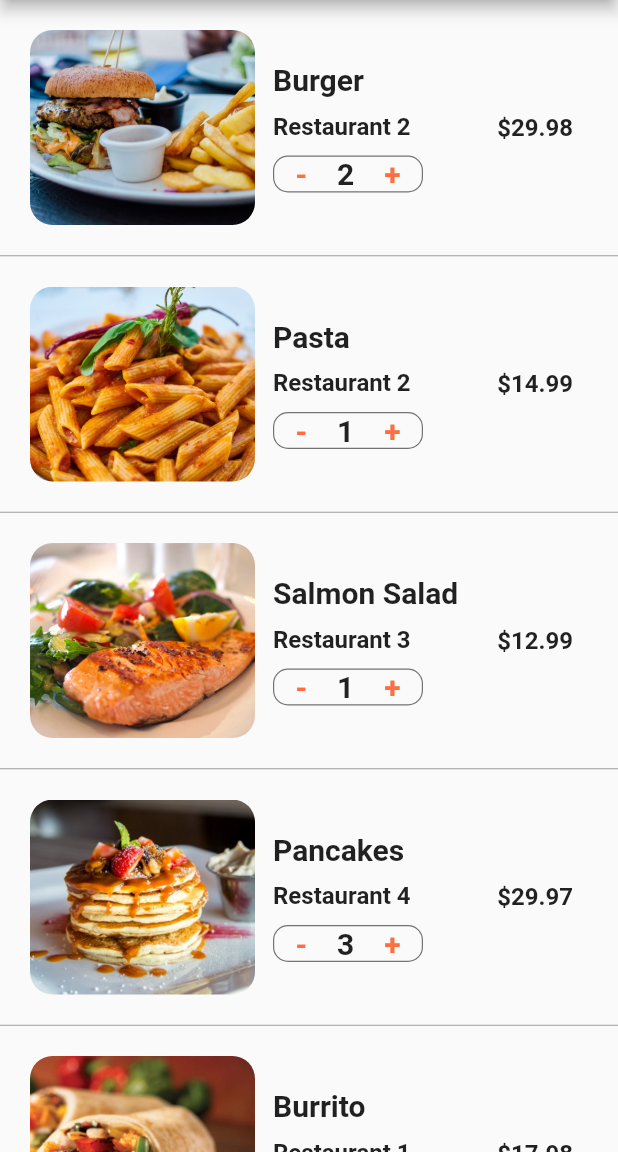
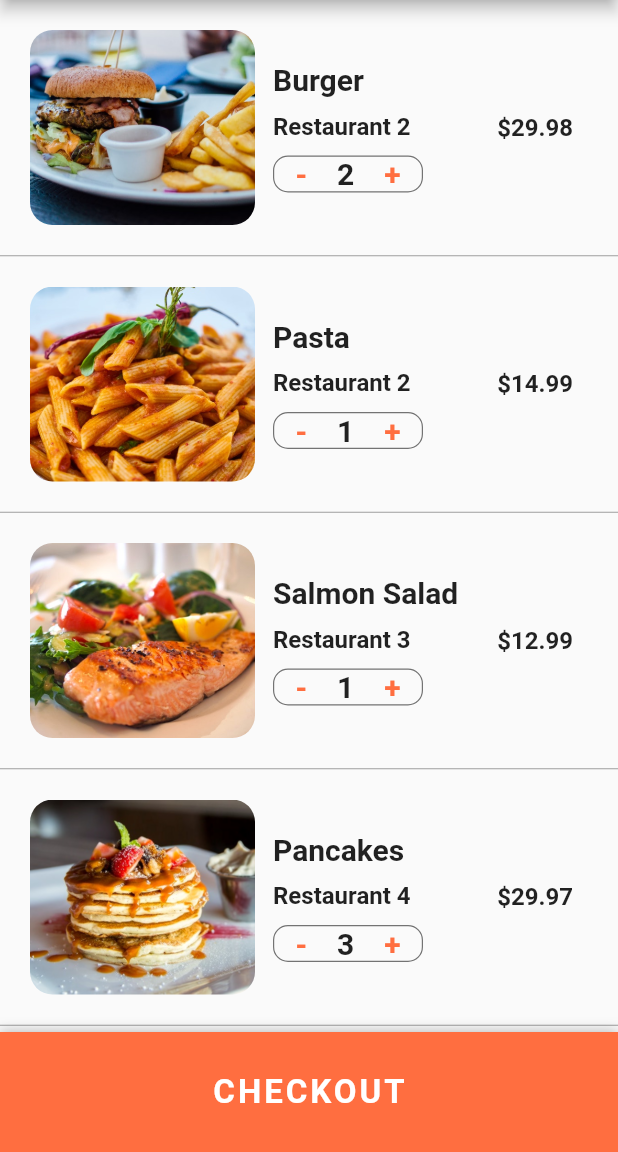
Before and after one commit to tientuyen07/flutter_food_delivery_ui, a Flutter app: the CartScreen screen opened directly, on a phone screen of 412 x 824 dp, the part 84-1236 px from its top. Run offline on Flutter 3.47's test engine with Material 2 defaults, Android fonts, the phone set to English and light mode, and no system bars.

Commit message:
[Add - Cart] [BottomSheet checkout button]

```diff
--- a/lib/screens/cart_screen.dart
+++ b/lib/screens/cart_screen.dart
@@ -125,6 +125,11 @@ class _CartScreenState extends State<CartScreen> {
 
   @override
   Widget build(BuildContext context) {
+    double totalPrice = 0;
+    currentUser.cart.forEach((Order order) {
+      totalPrice += order.quantity * order.food.price;
+    });
+
     return Scaffold(
       appBar: AppBar(
         centerTitle: true,
@@ -135,10 +140,60 @@ class _CartScreenState extends State<CartScreen> {
       body: ListView.separated(
         physics: BouncingScrollPhysics(),
         scrollDirection: Axis.vertical,
-        itemCount: currentUser.cart.length,
+        itemCount: currentUser.cart.length + 1,
         itemBuilder: (BuildContext context, int index) {
-          Order itemOrder = currentUser.cart[index];
-          return _buildCartItem(itemOrder);
+          if (index < currentUser.cart.length) {
+            Order itemOrder = currentUser.cart[index];
+            return _buildCartItem(itemOrder);
+          }
+          return Padding(
+            padding: EdgeInsets.all(20.0),
+            child: Column(
+              children: [
+                Row(
+                  mainAxisAlignment: MainAxisAlignment.spaceBetween,
+                  children: [
+                    Text(
+                      'Estimated Delivery Time:',
+                      style: TextStyle(
+                        fontSize: 20.0,
+                        fontWeight: FontWeight.w600,
+                      ),
+                    ),
+                    Text(
+                      '25 min',
+                      style: TextStyle(
+                        fontSize: 20.0,
+                        fontWeight: FontWeight.w600,
+                      ),
+                    )
+                  ],
+                ),
+                SizedBox(height: 10.0),
+                Row(
+                  mainAxisAlignment: MainAxisAlignment.spaceBetween,
+                  children: [
+                    Text(
+                      'Total Cost:',
+                      style: TextStyle(
+                        fontSize: 20.0,
+                        fontWeight: FontWeight.w600,
+                      ),
+                    ),
+                    Text(
+                      '\$${totalPrice.toStringAsFixed(2)}',
+                      style: TextStyle(
+                        color: Colors.green[700],
+                        fontSize: 20.0,
+                        fontWeight: FontWeight.w600,
+                      ),
+                    )
+                  ],
+                ),
+                SizedBox(height: 80.0)
+              ],
+            ),
+          );
         },
         separatorBuilder: (BuildContext context, int index) {
           return Divider(
@@ -147,6 +202,45 @@ class _CartScreenState extends State<CartScreen> {
           );
         },
       ),
+      bottomSheet: Container(
+        height: 80.0,
+        width: MediaQuery.of(context).size.width,
+        decoration: BoxDecoration(
+          color: Theme.of(context).primaryColor,
+          boxShadow: [
+            BoxShadow(
+              color: Colors.black26,
+              offset: Offset(0, -1),
+              blurRadius: 6.0,
+            ),
+          ],
+        ),
+        child: Center(
+          child: TextButton(
+            style: TextButton.styleFrom(
+              fixedSize: Size(MediaQuery.of(context).size.width, 80.0),
+              primary: Colors.grey[200],
+              padding: EdgeInsets.all(0),
+              shape: const RoundedRectangleBorder(
+                borderRadius: BorderRadius.all(
+                  Radius.circular(10.0),
+                ),
+              ),
+              backgroundColor: Theme.of(context).primaryColor,
+            ),
+            child: Text(
+              'CHECKOUT',
+              style: TextStyle(
+                color: Colors.white,
+                fontSize: 22.0,
+                fontWeight: FontWeight.bold,
+                letterSpacing: 2.0,
+              ),
+            ),
+            onPressed: () {},
+          ),
+        ),
+      ),
     );
   }
 }
```
